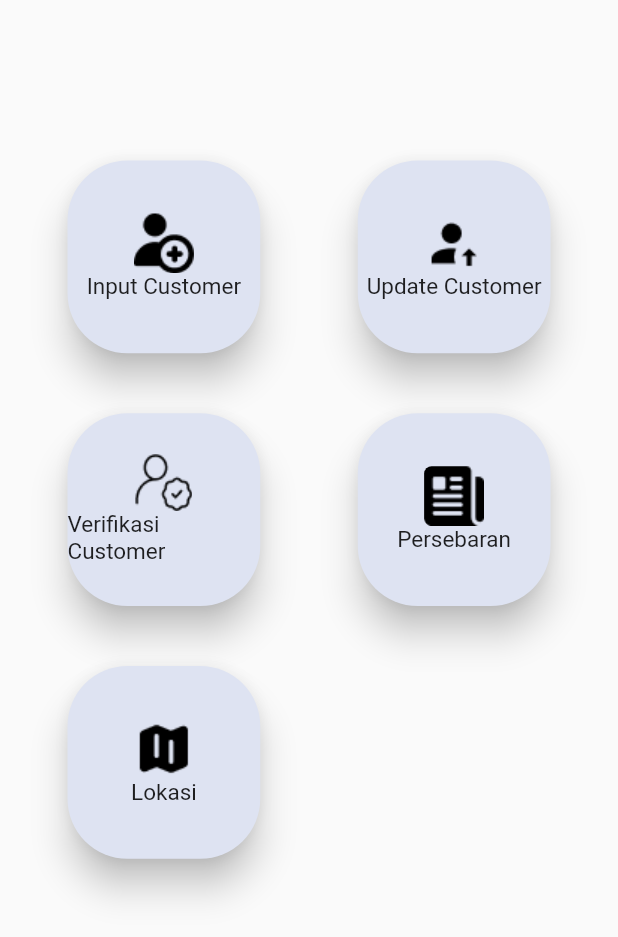
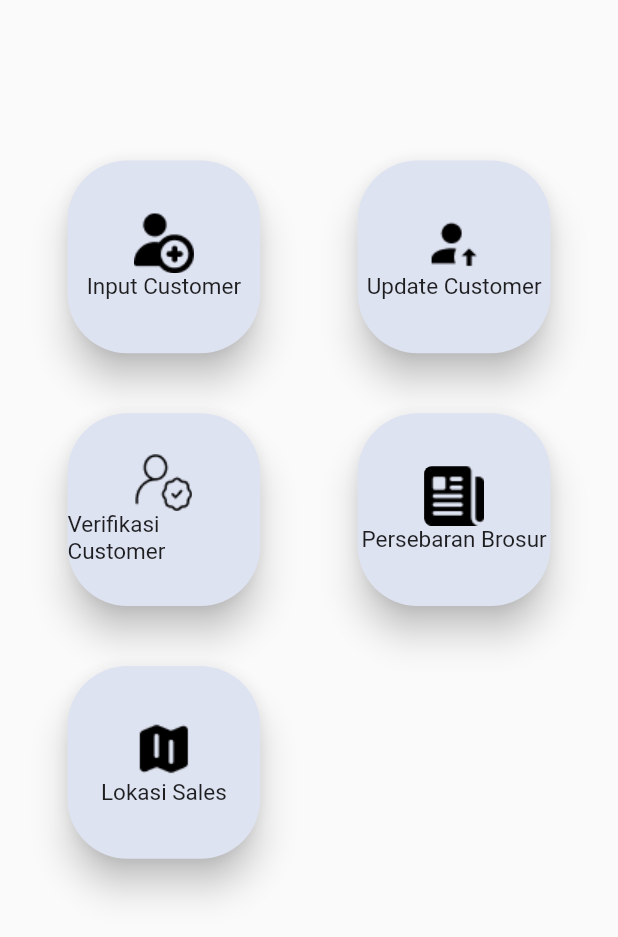
Before and after one commit to RamaNugraha07/latihan_flutter, a Flutter app: the Dashboard screen opened directly, on a phone screen of 412 x 824 dp. Shown: the top 937 px of the screen. Run offline on Flutter 3.47's test engine with Material 2 defaults, Android fonts, the phone set to English and light mode, and no system bars; our stand-ins replace google_fonts.

Commit message:
Ganti text pada dashboard

```diff
--- a/lib/dashboard.dart
+++ b/lib/dashboard.dart
@@ -116,7 +116,7 @@ class Dashboard extends StatelessWidget {
                       ClipRRect(
                         borderRadius: BorderRadius.circular(5.0),
                         child: Image.asset('lib/icons/persebaran.png')),
-                      Text('Persebaran', style: TextStyle(fontSize: 15.0),),
+                      Text('Persebaran Brosur', style: TextStyle(fontSize: 15.0),),
 
                     ],
                   ),
@@ -141,7 +141,7 @@ class Dashboard extends StatelessWidget {
                       ClipRRect(
                         borderRadius: BorderRadius.circular(5.0),
                         child: Image.asset('lib/icons/lokasi.png')),
-                      Text('Lokasi', style: TextStyle(fontSize: 15.0),),
+                      Text('Lokasi Sales', style: TextStyle(fontSize: 15.0),),
 
                     ],
                   ),
```
